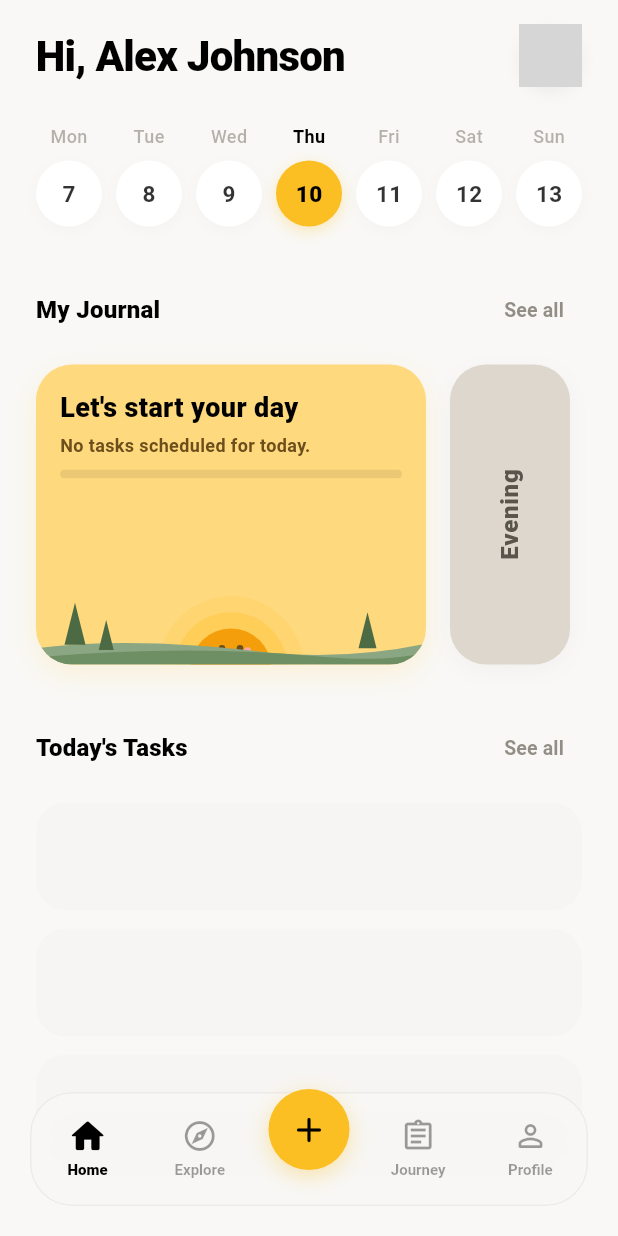
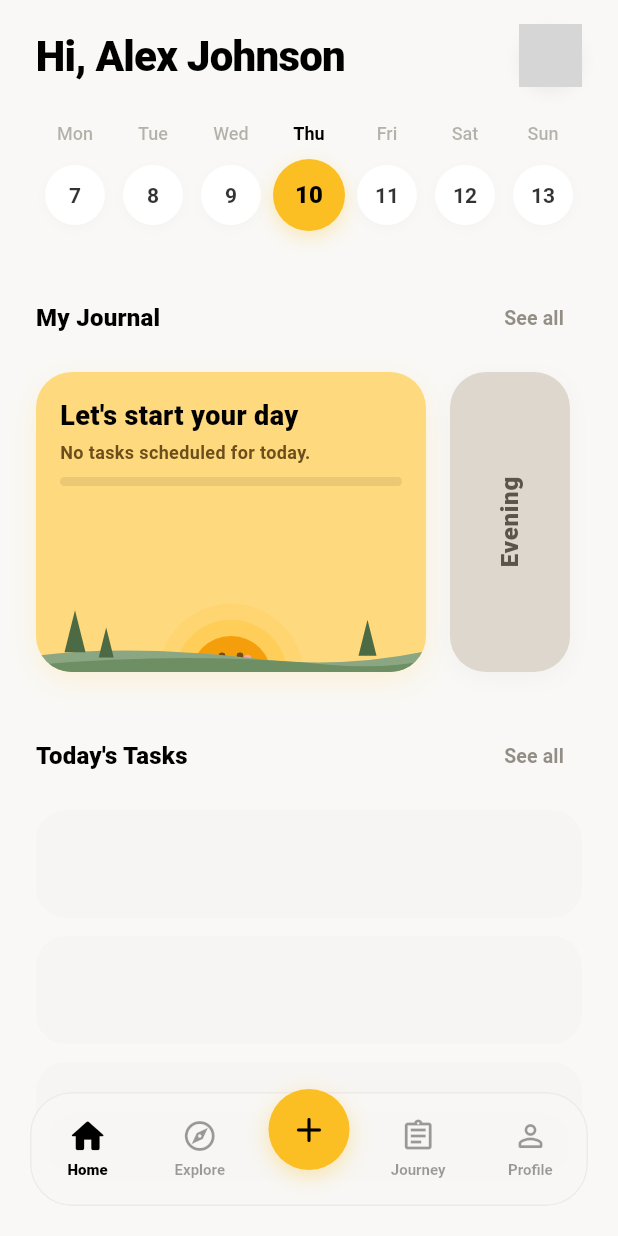
Before and after one commit to KAJIxPROJECTS/TODO-kiddo-, a Flutter app: the screen it shows after launch, on a phone screen of 412 x 824 dp. Run offline on Flutter 3.47's test engine with Material 3 defaults, Android fonts, the phone set to English and light mode, and no system bars; our stand-ins replace flutter_local_notifications, flutter_riverpod, go_router, hive, hive_flutter, table_calendar and 1 more; accounts and stored records are empty; network calls fail; grey boxes are pictures that could not be loaded.

Commit message:
Add smooth journal screen animations on home screen

```diff
--- a/lib/features/home/presentation/screens/home_screen.dart
+++ b/lib/features/home/presentation/screens/home_screen.dart
@@ -4,8 +4,15 @@ import 'package:todo_app/presentation/providers/task_providers.dart';
 import 'package:todo_app/presentation/providers/profile_providers.dart';
 import 'package:todo_app/data/models/task_model.dart';
 
-class HomeScreen extends ConsumerWidget {
+class HomeScreen extends ConsumerStatefulWidget {
   const HomeScreen({super.key});
+
+  @override
+  ConsumerState<HomeScreen> createState() => _HomeScreenState();
+}
+
+class _HomeScreenState extends ConsumerState<HomeScreen> {
+  int _selectedDateIndex = 3; // Defaults to Thu 10
 
   Color _getCategoryColor(String category) {
     switch (category.toLowerCase()) {
@@ -25,25 +32,18 @@ class HomeScreen extends ConsumerWidget {
   }
 
   @override
-  Widget build(BuildContext context, WidgetRef ref) {
+  Widget build(BuildContext context) {
     final theme = Theme.of(context);
     final isDark = theme.brightness == Brightness.dark;
     final tasks = ref.watch(tasksProvider);
     final profile = ref.watch(profileProvider);
 
-    // Filter today's tasks
-    final now = DateTime.now();
+    // Filter today's tasks based on the selected date chip
+    final dates = [7, 8, 9, 10, 11, 12, 13];
+    final selectedDay = dates[_selectedDateIndex];
     final todayTasks = tasks.where((task) {
-      final dueDate = task.dueDate;
-      if (dueDate != null) {
-        return dueDate.year == now.year &&
-            dueDate.month == now.month &&
-            dueDate.day == now.day;
-      }
-      final createdAt = task.createdAt;
-      return createdAt.year == now.year &&
-          createdAt.month == now.month &&
-          createdAt.day == now.day;
+      final dateToCheck = task.dueDate ?? task.createdAt;
+      return dateToCheck.day == selectedDay;
     }).toList();
 
     // Stats calculations
@@ -119,8 +119,15 @@ class HomeScreen extends ConsumerWidget {
                 ),
                 const SizedBox(height: 24),
 
-                // Horizontal Date Selector
-                const DateSelector(),
+                // Horizontal Date Selector (Animate selection and expands smoothly)
+                DateSelector(
+                  selectedIndex: _selectedDateIndex,
+                  onChanged: (index) {
+                    setState(() {
+                      _selectedDateIndex = index;
+                    });
+                  },
+                ),
                 const SizedBox(height: 32),
 
                 // Main Motivational Card ("My Journal") Section
@@ -148,8 +155,15 @@ class HomeScreen extends ConsumerWidget {
                 ),
                 const SizedBox(height: 12),
 
-                // Horizontal Scroll for Motivational Card & Evening Card
-                SizedBox(
+                // Horizontal Scroll for Motivational Card & Evening Card (Fades & slides when changing dates)
+                AnimatedSwitcher(
+                  duration: const Duration(milliseconds: 350),
+                  transitionBuilder: (child, animation) => FadeSlideTransition(
+                    animation: animation,
+                    child: child,
+                  ),
+                  child: SizedBox(
+                    key: ValueKey(_selectedDateIndex),
                     height: 200,
                     child: ListView(
                       scrollDirection: Axis.horizontal,
@@ -252,6 +266,7 @@ class HomeScreen extends ConsumerWidget {
                       ],
                     ),
                   ),
+                ),
                 const SizedBox(height: 32),
 
                 // Today's Tasks Section
@@ -279,11 +294,18 @@ class HomeScreen extends ConsumerWidget {
                 ),
                 const SizedBox(height: 12),
 
-                // Dynamic List of Today's Tasks with Skeleton loader
-                if (totalCount == 0 && tasks.isEmpty)
-                  const SkeletonTaskLoader()
-                else if (todayTasks.isEmpty)
-                  Container(
+                // Dynamic List of Today's Tasks (Animate when changing dates/data)
+                AnimatedSwitcher(
+                  duration: const Duration(milliseconds: 350),
+                  transitionBuilder: (child, animation) => FadeSlideTransition(
+                    animation: animation,
+                    child: child,
+                  ),
+                  child: totalCount == 0 && tasks.isEmpty
+                      ? const SkeletonTaskLoader(key: ValueKey('skeleton'))
+                      : todayTasks.isEmpty
+                          ? Container(
+                              key: ValueKey('empty_$_selectedDateIndex'),
                               width: double.infinity,
                               padding: const EdgeInsets.symmetric(vertical: 32, horizontal: 16),
                               decoration: BoxDecoration(
@@ -326,8 +348,8 @@ class HomeScreen extends ConsumerWidget {
                                 ],
                               ),
                             )
-                else
-                  AnimatedTodayTaskList(
+                          : AnimatedTodayTaskList(
+                              key: ValueKey('list_$_selectedDateIndex'),
                               tasks: todayTasks,
                               onToggle: (id) {
                                 ref.read(tasksProvider.notifier).toggleTaskCompletion(id);
@@ -336,6 +358,7 @@ class HomeScreen extends ConsumerWidget {
                                 ref.read(tasksProvider.notifier).deleteTask(id);
                               },
                               getCategoryColor: _getCategoryColor,
+                            ),
                 ),
                 const SizedBox(height: 32),
 
@@ -364,8 +387,15 @@ class HomeScreen extends ConsumerWidget {
                 ),
                 const SizedBox(height: 12),
 
-                // Horizontal Scroll View of Quick Action Cards
-                SizedBox(
+                // Horizontal Scroll View of Quick Action Cards (Animate when changing dates)
+                AnimatedSwitcher(
+                  duration: const Duration(milliseconds: 350),
+                  transitionBuilder: (child, animation) => FadeSlideTransition(
+                    animation: animation,
+                    child: child,
+                  ),
+                  child: SizedBox(
+                    key: ValueKey(_selectedDateIndex),
                     height: 160,
                     child: ListView(
                       scrollDirection: Axis.horizontal,
@@ -396,6 +426,7 @@ class HomeScreen extends ConsumerWidget {
                       ],
                     ),
                   ),
+                ),
 
                 // Spacing at the bottom to prevent floating navbar overlap
                 const SizedBox(height: 96),
@@ -408,8 +439,43 @@ class HomeScreen extends ConsumerWidget {
   }
 }
 
+class FadeSlideTransition extends StatelessWidget {
+  final Animation<double> animation;
+  final Widget child;
+
+  const FadeSlideTransition({
+    super.key,
+    required this.animation,
+    required this.child,
+  });
+
+  @override
+  Widget build(BuildContext context) {
+    return FadeTransition(
+      opacity: animation,
+      child: SlideTransition(
+        position: Tween<Offset>(
+          begin: const Offset(0.1, 0.0),
+          end: Offset.zero,
+        ).animate(CurvedAnimation(
+          parent: animation,
+          curve: Curves.easeOutCubic,
+        )),
+        child: child,
+      ),
+    );
+  }
+}
+
 class DateSelector extends StatelessWidget {
-  const DateSelector({super.key});
+  final int selectedIndex;
+  final ValueChanged<int> onChanged;
+
+  const DateSelector({
+    super.key,
+    required this.selectedIndex,
+    required this.onChanged,
+  });
 
   @override
   Widget build(BuildContext context) {
@@ -422,12 +488,12 @@ class DateSelector extends StatelessWidget {
       children: List.generate(7, (index) {
         final day = days[index];
         final date = dates[index];
-        final isSelected = date == 10; // "Thu 10" selected in reference design
+        final isSelected = index == selectedIndex;
 
         return Column(
           children: [
-            Text(
-              day,
+            AnimatedDefaultTextStyle(
+              duration: const Duration(milliseconds: 200),
               style: TextStyle(
                 fontSize: 12,
                 fontWeight: isSelected ? FontWeight.bold : FontWeight.w500,
@@ -435,35 +501,49 @@ class DateSelector extends StatelessWidget {
                     ? theme.colorScheme.onSurface
                     : theme.colorScheme.onSurfaceVariant.withValues(alpha: 0.4),
               ),
+              child: Text(day),
             ),
             const SizedBox(height: 8),
-            Container(
-              width: 44,
-              height: 44,
+            SizedBox(
+              width: 52,
+              height: 52,
+              child: Center(
+                child: GestureDetector(
+                  onTap: () => onChanged(index),
+                  behavior: HitTestBehavior.opaque,
+                  child: AnimatedContainer(
+                    duration: const Duration(milliseconds: 250),
+                    curve: Curves.easeOutCubic,
+                    width: isSelected ? 48 : 40,
+                    height: isSelected ? 48 : 40,
                     decoration: BoxDecoration(
                       shape: BoxShape.circle,
                       color: isSelected
-                    ? const Color(0xFFFBBF24) // Yellow Accent color
+                          ? const Color(0xFFFBBF24)
                           : theme.cardTheme.color,
                       boxShadow: [
                         BoxShadow(
                           color: isSelected
                               ? const Color(0xFFFBBF24).withValues(alpha: 0.3)
                               : Colors.black.withValues(alpha: 0.02),
-                    blurRadius: 8,
-                    offset: const Offset(0, 3),
+                          blurRadius: isSelected ? 10 : 6,
+                          offset: isSelected ? const Offset(0, 4) : const Offset(0, 2),
                         ),
                       ],
                     ),
                     child: Center(
-                child: Text(
-                  '$date',
+                      child: AnimatedDefaultTextStyle(
+                        duration: const Duration(milliseconds: 200),
                         style: TextStyle(
-                    fontSize: 15,
+                          fontSize: isSelected ? 16 : 14,
                           fontWeight: isSelected ? FontWeight.w900 : FontWeight.bold,
                           color: isSelected
                               ? Colors.black
                               : theme.colorScheme.onSurface.withValues(alpha: 0.8),
+                        ),
+                        child: Text('$date'),
+                      ),
+                    ),
                   ),
                 ),
               ),
```
Lines whose indentation alone changed are shown as unchanged.
